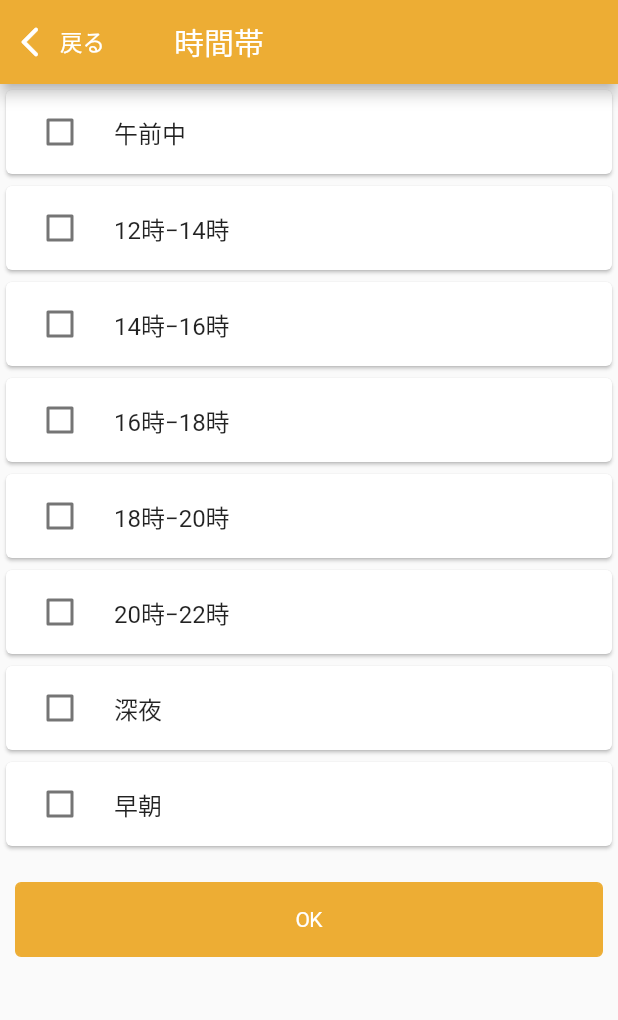
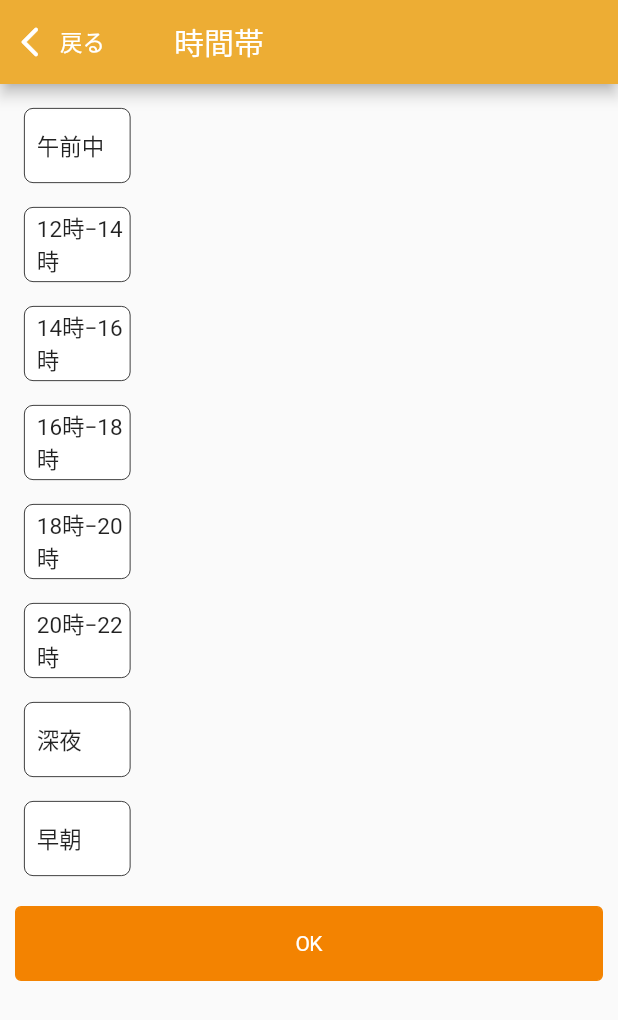
Before and after one commit to collanonet/air_job_management, a Flutter app: the FlatTime screen opened directly, on a phone screen of 412 x 824 dp. Shown: the top 1020 px of the screen. Run offline on Flutter 3.47's test engine with Material 2 defaults, Android fonts, the phone set to English and light mode, and no system bars; our stand-ins replace cached_network_image, calendar_timeline, cloud_firestore, file_picker, firebase_auth, firebase_core and 17 more; missing offline and left inert: dart:html, encrypt, sura_flutter; accounts and stored records are empty.

Commit message:
update job list, filter UI

```diff
--- a/lib/helper/japan_date_time.dart
+++ b/lib/helper/japan_date_time.dart
@@ -18,6 +18,10 @@ toJapanDateWithoutWeekDay(DateTime dateTime) {
 
 toJapanMonthAndYear(DateTime dateTime) {
   return "${dateTime.year}年${dateTime.month}月";
+}
+
+toJapanMonthAndDay(DateTime dateTime) {
+  return "${dateTime.month}月${dateTime.day}日";
 }
 
 toJapanMonthAndYearDay(DateTime dateTime) {
--- a/lib/utils/app_color.dart
+++ b/lib/utils/app_color.dart
@@ -6,6 +6,7 @@ class AppColor {
   static Color secondaryColor2 = Color(0xFFF8AE06);
   static Color thirdColor = Color(0xFF9EA5BF);
   static Color darkBlueColor = Color(0xFF192968);
+  static Color greyColor = Color(0xff707F89);
   static Color blackColor = Colors.black;
   static Color whiteColor = Colors.white;
   static Color redColor = Colors.red;
--- a/lib/widgets/custom_textfield.dart
+++ b/lib/widgets/custom_textfield.dart
@@ -96,7 +96,7 @@ class PrimaryTextField extends StatelessWidget {
         decoration: InputDecoration(
           hintText: hint,
           prefixIcon: prefix,
-          hintStyle: TextStyle(fontSize: 12, color: Colors.grey),
+          hintStyle: TextStyle(fontSize: 15, color: Colors.grey),
           suffixIcon: readOnly
               ? SizedBox()
               : suffix == null
--- a/lib/worker_page/manage/filter/filter_option.dart
+++ b/lib/worker_page/manage/filter/filter_option.dart
@@ -89,7 +89,7 @@ class _FilterOptionState extends State<FilterOption> {
               child: SizedBox(
                 width: AppSize.getDeviceWidth(context),
                 child: ButtonWidget(
-                  color: AppColor.primaryColor,
+                  color: AppColor.secondaryColor,
                   title: '検索する',
                   onPress: () => Navigator.pop(context),
                 ),
@@ -113,7 +113,7 @@ class _FilterOptionState extends State<FilterOption> {
             style: normalTextStyle,
           ),
           trailing: SizedBox(
-            width: AppSize.getDeviceWidth(context) * 0.8,
+            width: AppSize.getDeviceWidth(context) * 0.7,
             child: Row(
               mainAxisAlignment: MainAxisAlignment.end,
               children: [
--- a/lib/worker_page/manage/filter/flat_time.dart
+++ b/lib/worker_page/manage/filter/flat_time.dart
@@ -3,6 +3,7 @@ import 'package:air_job_management/widgets/custom_button.dart';
 import 'package:flutter/material.dart';
 import 'package:provider/provider.dart';
 
+import '../../../pages/register/widget/select_box_tile.dart';
 import '../../../providers/worker/filter.dart';
 import '../../../utils/app_size.dart';
 import '../../../widgets/custom_back_button.dart';
@@ -34,26 +35,26 @@ class _FlatTimeState extends State<FlatTime> {
           leading: const CustomBackButtonWidget(),
           backgroundColor: AppColor.primaryColor,
           title: const Text('時間帯')),
-      body: Column(
+      body: SingleChildScrollView(
+        child: Column(
+          crossAxisAlignment: CrossAxisAlignment.start,
           children: [
-          Column(
-            children: [
-              item('午前中'),
-              item('12時−14時'),
-              item('14時−16時'),
-              item('16時−18時'),
-              item('18時−20時'),
-              item('20時−22時'),
-              item('深夜'),
-              item('早朝')
-            ],
+            SizedBox(
+              width: AppSize.getDeviceWidth(context) * 0.25,
+              child: ListView.builder(
+                  shrinkWrap: true,
+                  itemCount: provider.rangeTime.length,
+                  physics: const NeverScrollableScrollPhysics(),
+                  itemBuilder: (context, index) {
+                    return buildItem(provider.rangeTime[index]);
+                  }),
             ),
             Padding(
               padding: const EdgeInsets.symmetric(vertical: 20, horizontal: 10),
               child: SizedBox(
                 width: AppSize.getDeviceWidth(context),
                 child: ButtonWidget(
-                color: AppColor.primaryColor,
+                  color: AppColor.secondaryColor,
                   title: 'OK',
                   onPress: () {
                     provider.onChangeRangeTime(selected);
@@ -64,47 +65,28 @@ class _FlatTimeState extends State<FlatTime> {
             ),
           ],
         ),
+      ),
     );
   }
 
-  Widget item(String title) {
-    return Card(
-      child: CheckboxListTile(
-        controlAffinity: ListTileControlAffinity.leading,
-        activeColor: Colors.red,
-        checkColor: Colors.white,
-        title: Text(title),
-        value: selected.contains(title),
-        onChanged: (bool? value) {
-          if (title == 'すべて') {
-            if (title == 'すべて' &&
-                selected.length == provider.occupationList.length) {
-              selected = [];
+  Widget buildItem(String item) {
+    return Padding(
+      padding: const EdgeInsets.only(top: 16, left: 16, right: 16),
+      child: SelectBoxListTileWidget(
+          size: AppSize.getDeviceWidth(context) * 0.25,
+          title: item,
+          val: selected.contains(item),
+          onChange: (v) {
+            if (selected.contains(item)) {
+              setState(() {
+                selected.remove(item);
+              });
             } else {
-              selected = [
-                '午前中',
-                '12時−14時',
-                '14時−16時',
-                '16時−18時',
-                '18時−20時',
-                '20時−22時',
-                '深夜',
-                '早朝'
-              ];
+              setState(() {
+                selected.add(item);
+              });
             }
-          } else {
-            if (selected.contains("すべて")) {
-              selected.remove("すべて");
-            }
-            if (selected.contains(title)) {
-              selected.remove(title);
-            } else {
-              selected.add(title);
-            }
-          }
-          setState(() {});
-        },
-      ),
+          }),
     );
   }
 }
--- a/lib/worker_page/manage/filter/occupation.dart
+++ b/lib/worker_page/manage/filter/occupation.dart
@@ -58,7 +58,7 @@ class _OccupationState extends State<Occupation> {
             child: SizedBox(
               width: AppSize.getDeviceWidth(context),
               child: ButtonWidget(
-                color: AppColor.primaryColor,
+                color: AppColor.secondaryColor,
                 title: 'OK',
                 onPress: () {
                   provider.onChangeOccupation(selected);
--- a/lib/worker_page/manage/filter/reward.dart
+++ b/lib/worker_page/manage/filter/reward.dart
@@ -53,7 +53,7 @@ class _RadioExampleState extends State<RadioExample> {
               child: SizedBox(
                 width: AppSize.getDeviceWidth(context),
                 child: ButtonWidget(
-                  color: AppColor.primaryColor,
+                  color: AppColor.secondaryColor,
                   title: 'OK',
                   onPress: () {
                     provider.onChangeReward(selected);
```
Also changed, not shown: lib/helper/currency_format.dart (added, +11 -0 lines), lib/pages/login.dart (+8 -8 lines), lib/worker_page/manage/filter/treatment.dart (+42 -27 lines), lib/worker_page/manage/part_time_sreen.dart (+59 -31 lines), lib/worker_page/search/search_screen_dedial.dart (+55 -18 lines), 1 other file. Lines whose indentation alone changed are shown as unchanged.
